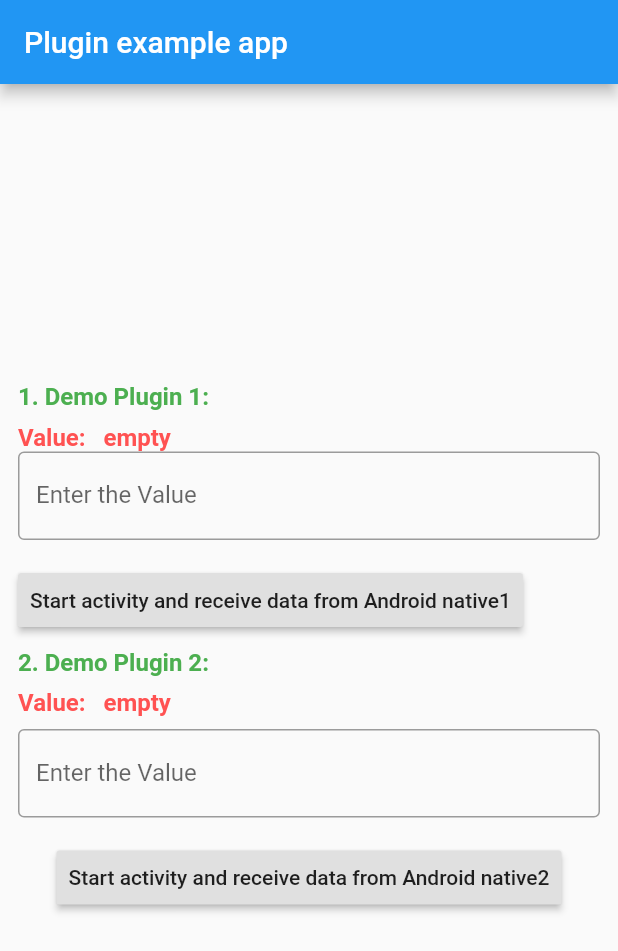
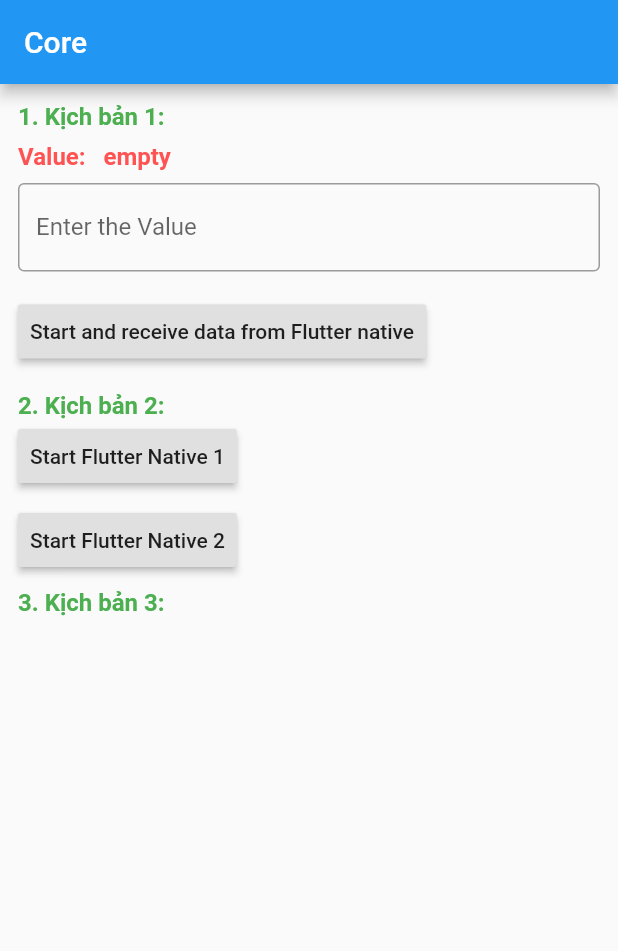
Before and after one commit to kaneki2610/FlutterCore, a Flutter app: the screen it shows after launch, on a phone screen of 412 x 824 dp. Shown: the top 951 px of the screen. Run offline on Flutter 3.47's test engine with Material 2 defaults, Android fonts, the phone set to English and light mode, and no system bars; missing offline and left inert: flutter_plugin_vnpt, flutternative, fluttervnpt.

Commit message:
fix code

```diff
--- a/lib/main.dart
+++ b/lib/main.dart
@@ -1,6 +1,8 @@
 import 'package:flutter/material.dart';
 import 'package:flutter/services.dart';
-import 'package:pluginflutter/pluginflutter.dart';
+import 'package:flutter_plugin_vnpt/flutter_plugin_vnpt.dart';
+import 'package:flutternative/flutternative.dart';
+import 'package:fluttervnpt/fluttervnpt.dart';
 
 void main() {
   runApp(MyApp());
@@ -31,67 +33,36 @@ class MyHomePage extends StatefulWidget {
 
 class _MyHomePageState extends State<MyHomePage> {
   String _deviceInfo = "empty";
-  String _deviceInfo2 = "empty";
   TextEditingController controller = TextEditingController();
-  TextEditingController controller2 = TextEditingController();
   bool _validate = false;
-  bool _validate2 = false;
 
   @override
   Widget build(BuildContext context) {
     return Scaffold(
       appBar: AppBar(
-        title: const Text('Plugin example app'),
+        title: const Text('Core'),
       ),
-      body: Center(
-        child: Container(
-          margin: EdgeInsets.only(left: 12, right: 12),
+      body: Container(
+        margin: EdgeInsets.only(left: 12, right: 12, top: 12),
         child: SingleChildScrollView(
           child: Column(
-              crossAxisAlignment: CrossAxisAlignment.center,
-              mainAxisAlignment: MainAxisAlignment.center,
-              children: <Widget>[
-                Column(
             mainAxisAlignment: MainAxisAlignment.start,
             crossAxisAlignment: CrossAxisAlignment.start,
             children: <Widget>[
               Text(
-                      "1. Demo Plugin 1:",
-                      style:
-                          TextStyle(fontSize: 16, fontWeight: FontWeight.bold, color: Colors.green),
-                    ),
-                    SizedBox(height: 8),
-                    Text(
-                      "Value:   ${this._deviceInfo2}",
+                "1. Kịch bản 1:",
                 style: TextStyle(
-                          color: Colors.redAccent, fontSize: 16, fontWeight: FontWeight.bold),
-                    ),
-                    TextField(
-                        controller: controller2,
-                        decoration: InputDecoration(
-                          border: OutlineInputBorder(),
-                          labelText: 'Enter the Value',
-                          errorText: this._validate2 ? 'Value Can\'t Be Empty' : null,
-                        )),
-                    SizedBox(height: 16),
-                    RaisedButton(
-                      padding: EdgeInsets.all(8),
-                      onPressed: () {
-                        this.gotoFlutterPlugin1();
-                      },
-                      child: Text("Start activity and receive data from Android native1"),
-                    ),
-                    SizedBox(height: 8),
-                    Text(
-                      "2. Demo Plugin 2:",
-                      style:
-                          TextStyle(fontSize: 16, fontWeight: FontWeight.bold, color: Colors.green),
+                    fontSize: 16,
+                    fontWeight: FontWeight.bold,
+                    color: Colors.green),
               ),
               SizedBox(height: 8),
               Text(
                 "Value:   ${this._deviceInfo}",
                 style: TextStyle(
-                          color: Colors.redAccent, fontSize: 16, fontWeight: FontWeight.bold),
+                    color: Colors.redAccent,
+                    fontSize: 16,
+                    fontWeight: FontWeight.bold),
               ),
               SizedBox(height: 8),
               TextField(
@@ -99,54 +70,56 @@ class _MyHomePageState extends State<MyHomePage> {
                   decoration: InputDecoration(
                     border: OutlineInputBorder(),
                     labelText: 'Enter the Value',
-                          errorText: this._validate ? 'Value Can\'t Be Empty' : null,
-                        ))
-                  ],
-                ),
+                    errorText:
+                        this._validate ? 'Value Can\'t Be Empty' : null,
+                  )),
               SizedBox(height: 16),
               RaisedButton(
                 padding: EdgeInsets.all(8),
                 onPressed: () {
-                    //this.gotoFlutterPlugin2();
+                  this.gotoFlutterPlugin2();
                 },
-                  child: Text("Start activity and receive data from Android native2"),
+                child: Text("Start and receive data from Flutter native"),
               ),
               SizedBox(height: 16),
+              Text(
+                "2. Kịch bản 2:",
+                style: TextStyle(
+                    fontSize: 16,
+                    fontWeight: FontWeight.bold,
+                    color: Colors.green),
+              ),
+              RaisedButton(
+                padding: EdgeInsets.all(8),
+                onPressed: () {
+                  FlutterPluginVnpt.gotoFlutterNative1();
+                },
+                child: Text("Start Flutter Native 1"),
+              ),
+              SizedBox(height: 8),
+              RaisedButton(
+                padding: EdgeInsets.all(8),
+                onPressed: () {
+                  Flutternative.gotoFlutterNative2;
+                },
+                child: Text("Start Flutter Native 2"),
+              ),
+              SizedBox(height: 8),
+              Text(
+                "3. Kịch bản 3:",
+                style: TextStyle(
+                    fontSize: 16,
+                    fontWeight: FontWeight.bold,
+                    color: Colors.green),
+              ),
             ],
-            ),
           ),
         ),
       ),
     );
   }
 
-  void gotoFlutterPlugin1() async {
-    if (controller2.text.isEmpty) {
-      setState(() {
-        this._validate2 = true;
-      });
-    } else {
-      setState(() {
-        this._validate2 = false;
-      });
-      try {
-        Map<String, dynamic> param = {};
-        param["type"] = this.controller2.text;
-        String result = await Pluginflutter().getDeviceInfo(param);
-        if (result != null) {
-          this._deviceInfo2 = result;
-        } else {
-          this._deviceInfo2 = "null";
-        }
-        this.controller2.clear();
-        setState(() {});
-      } on PlatformException catch (e) {
-        this._deviceInfo = e.message;
-      }
-    }
-  }
-
-  /*void gotoFlutterPlugin2() async {
+  void gotoFlutterPlugin2() async {
     if (controller.text.isEmpty) {
       setState(() {
         this._validate = true;
@@ -170,5 +143,5 @@ class _MyHomePageState extends State<MyHomePage> {
         this._deviceInfo = e.message;
       }
     }
-  }*/
   }
+}
--- a/pubspec.yaml
+++ b/pubspec.yaml
@@ -23,8 +23,12 @@ environment:
 dependencies:
   flutter:
     sdk: flutter
+  fluttervnpt:
+    git: git://github.com/kaneki2610/plugin_example.git
   flutter_plugin_vnpt:
     git: git://github.com/kaneki2610/PluginVnpt2.git
+  flutternative:
+    git: git://github.com/kaneki2610/flutter_native.git
 
   # The following adds the Cupertino Icons font to your application.
   # Use with the CupertinoIcons class for iOS style icons.
```
Also changed, not shown: pubspec.lock. Lines whose indentation alone changed are shown as unchanged.
